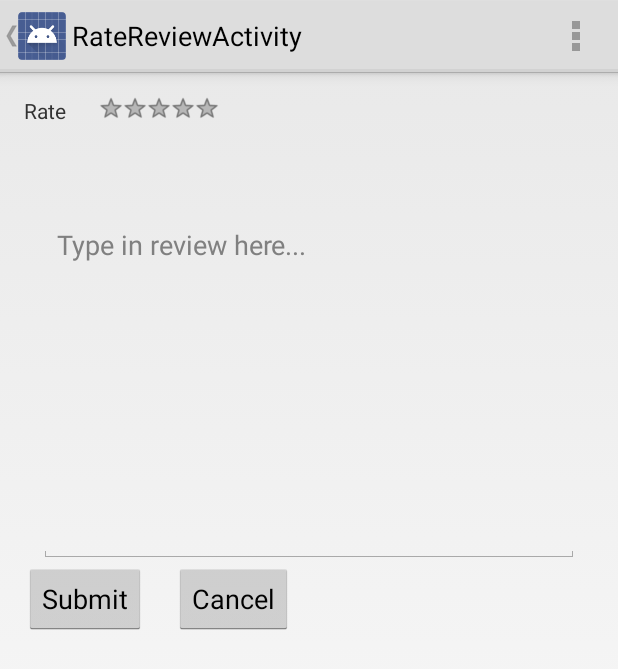
After one commit to nicklawls/Shopping, an Android app: the RateReviewActivity screen opened directly, with no data from a screen before it, on a phone screen of 412 x 824 dp. The commit adds this screen. Shown: the top 669 px of the screen. Run offline under Robolectric (Android 15) with nearby library versions, the phone set to English and light mode, and no system bars.

Commit message:
with rate and review from yvette
ALMOST DONEEEEEE

```diff
--- a/app/src/main/java/com/example/nicklawler222/shopping/MainActivity.java
+++ b/app/src/main/java/com/example/nicklawler222/shopping/MainActivity.java
@@ -299,4 +299,10 @@ public class MainActivity extends Activity {
         mDrawerToggle.onConfigurationChanged(newConfig);
     }
 
+    public void toRateReviewActivity(View view)
+    {
+        Intent i = new Intent(MainActivity.this, RateReviewActivity.class);
+        startActivity(i);
+    }
+
 }
--- a/app/src/main/java/com/example/nicklawler222/shopping/ProductFragment.java
+++ b/app/src/main/java/com/example/nicklawler222/shopping/ProductFragment.java
@@ -24,7 +24,7 @@ import java.sql.*;
  * A simple {@link Fragment} subclass.
  * Activities that contain this fragment must implement the
  * {@link ProductFragment.OnFragmentInteractionListener} interface
- * to handle interaction events.
+ * to handle   interaction events.
  * Use the {@link ProductFragment#newInstance} factory method to
  * create an instance of this fragment.
  *
--- /dev/null
+++ b/app/src/main/java/com/example/nicklawler222/shopping/RateReviewActivity.java
@@ -0,0 +1,92 @@
+package com.example.nicklawler222.shopping;
+
+import android.app.Activity;
+import android.os.Bundle;
+import android.view.Menu;
+import android.view.MenuItem;
+import android.view.View;
+import android.widget.Button;
+import android.widget.EditText;
+import android.widget.RatingBar;
+import android.widget.TextView;
+
+
+public class RateReviewActivity extends Activity {
+
+    private RatingBar ratingBar;
+    private static TextView ratingValue;             // THIS IS WHERE THE RATING IS STORED
+    private static TextView textReview;
+    private Button submitButton;
+    private Button cancelButton;
+    private static String str;                        // THIS IS WHERE THE STRING IS STORED
+
+
+    @Override
+    protected void onCreate(Bundle savedInstanceState) {
+        super.onCreate(savedInstanceState);
+        setContentView(R.layout.activity_rate_review);
+
+        addListenerOnRatingBar();
+        addListenerOnButton();
+
+    }
+
+    public void addListenerOnButton() {
+        ratingBar = (RatingBar) findViewById(R.id.rating);
+        submitButton = (Button) findViewById(R.id.submit_review);
+        cancelButton = (Button) findViewById(R.id.cancel_review);
+
+        submitButton.setOnClickListener(new View.OnClickListener() {
+            @Override
+            public void onClick(View v) {
+                textReview = (EditText) findViewById(R.id.review_post);
+                str = textReview.getText().toString();
+            }
+        });
+
+        cancelButton.setOnClickListener(new View.OnClickListener() {
+            @Override
+            public void onClick(View v) {
+                RateReviewActivity.this.finish();
+            }
+        });
+
+
+    }
+
+    public void addListenerOnRatingBar() {
+        ratingBar = (RatingBar) findViewById(R.id.rating);
+        ratingValue = (TextView) findViewById(R.id.rating_value);
+
+        ratingBar.setOnRatingBarChangeListener(new RatingBar.OnRatingBarChangeListener() {
+            @Override
+            public void onRatingChanged(RatingBar ratingBar, float rating, boolean fromUser) {
+                ratingValue.setText(String.valueOf(rating));
+            }
+        });
+
+    }
+
+
+    @Override
+    public boolean onCreateOptionsMenu(Menu menu) {
+        // Inflate the menu; this adds items to the action bar if it is present.
+        getMenuInflater().inflate(R.menu.menu_rate_review, menu);
+        return true;
+    }
+
+    @Override
+    public boolean onOptionsItemSelected(MenuItem item) {
+        // Handle action bar item clicks here. The action bar will
+        // automatically handle clicks on the Home/Up button, so long
+        // as you specify a parent activity in AndroidManifest.xml.
+        int id = item.getItemId();
+
+        //noinspection SimplifiableIfStatement
+        if (id == R.id.action_settings) {
+            return true;
+        }
+
+        return super.onOptionsItemSelected(item);
+    }
+}
--- /dev/null
+++ b/app/src/main/res/layout/activity_rate_review.xml
@@ -0,0 +1,78 @@
+<?xml version="1.0" encoding="utf-8"?>
+<LinearLayout xmlns:android="http://schemas.android.com/apk/res/android"
+    android:layout_width="fill_parent"
+    android:layout_height="fill_parent"
+    android:paddingTop="16dp"
+    android:paddingLeft="16dp"
+    android:paddingRight="16dp"
+    android:orientation="vertical" >
+
+    <RelativeLayout xmlns:android="http://schemas.android.com/apk/res/android"
+        android:layout_width="match_parent"
+        android:layout_height="50dp">
+
+        <TextView
+            android:id="@+id/rating_label"
+            android:text="@string/rate_label"
+
+            android:layout_width="wrap_content"
+            android:layout_height="wrap_content" />
+
+        <RatingBar
+            android:id="@+id/rating"
+            android:layout_marginLeft="50dp"
+            android:layout_width="wrap_content"
+            android:layout_height="wrap_content"
+            style="?android:attr/ratingBarStyleSmall"
+            android:numStars="5"
+            android:stepSize="0.5"
+            android:rating="0.0"
+            android:isIndicator="false" />
+
+        <!--<TextView-->
+        <!--android:id="@+id/rating_result_id"-->
+        <!--android:text="@string/rating_result_txt"-->
+        <!--android:layout_marginTop="50dp"-->
+        <!--android:layout_width="wrap_content"-->
+        <!--android:layout_height="wrap_content" />-->
+
+        <TextView
+            android:id="@+id/rating_value"
+            android:text=""
+            android:layout_marginLeft="150dp"
+            android:layout_width="wrap_content"
+            android:layout_height="wrap_content" />
+    </RelativeLayout>
+    <EditText
+        android:id="@+id/review_post"
+        android:hint="@string/review_box_fill"
+        android:layout_width="fill_parent"
+        android:layout_height="wrap_content"
+        android:gravity="top|left"
+        android:singleLine="false"
+        android:lines="10"
+        android:layout_marginTop="30dip"
+        android:layout_marginLeft="10dip"
+        android:layout_marginRight="10dip"/>
+
+
+    <RelativeLayout xmlns:android="http://schemas.android.com/apk/res/android"
+        android:layout_width="match_parent"
+        android:layout_height="50dp">
+        <Button
+            android:id="@+id/cancel_review"
+            android:layout_marginLeft="100dip"
+            android:layout_height="wrap_content"
+            android:layout_width="wrap_content"
+            android:text="@string/cancel" />
+        <Button
+            android:id="@+id/submit_review"
+            android:layout_height="wrap_content"
+            android:layout_width="wrap_content"
+            android:text="@string/submit" />
+        <!--android:onClick="selfDestruct" />-->
+    </RelativeLayout>
+
+
+
+</LinearLayout>
--- a/app/src/main/res/layout/fragment_category_list.xml
+++ b/app/src/main/res/layout/fragment_category_list.xml
@@ -8,12 +8,12 @@
     <ListView
         android:id="@android:id/list"
         android:layout_width="match_parent"
-        android:layout_height="match_parent" />
+        android:layout_height="match_parent"/>
 
     <TextView
         android:id="@android:id/empty"
         android:layout_width="match_parent"
         android:layout_height="match_parent"
-        android:gravity="center" />
+        android:gravity="center"/>
 
 </FrameLayout>
--- /dev/null
+++ b/app/src/main/res/menu/menu_rate_review.xml
@@ -0,0 +1,6 @@
+<menu xmlns:android="http://schemas.android.com/apk/res/android"
+    xmlns:tools="http://schemas.android.com/tools"
+    tools:context="com.example.nicklawler222.shopping.RateReviewActivity">
+    <item android:id="@+id/action_settings" android:title="@string/action_settings"
+        android:orderInCategory="100" android:showAsAction="never" />
+</menu>
--- a/app/src/main/res/values/strings.xml
+++ b/app/src/main/res/values/strings.xml
@@ -7,7 +7,7 @@
     <string name="action_settings">Settings</string>
     <string name="action_search">Web search</string>
     <string name="search_hint">Product Name</string>
-    <string name="title_activity_home"> </string>
+    <string name="title_activity_home"></string>
     <string name="title_section1">Home</string>
     <string name="title_section2">Shop by Category</string>
     <string name="title_section3">Recently Viewed</string>
@@ -45,7 +45,7 @@
         <item>@drawable/ic_video_games</item>
         <item>@drawable/ic_womens_clothing</item>
         <item>@drawable/ic_launcher</item>
-        <item>@drawable/ic_launcher</item>
+        <item>@drawable/ic_search</item>
         <item>@drawable/ic_exit</item>
     </array>
 
@@ -55,5 +55,14 @@
     <string name="title_activity_splash">Le Shoppe</string>
     <string name="title_activity_main">Le Shoppe</string>
     <string name="title_activity_search">Search</string>
+    <string name="title_activity_rate_review">RateReviewActivity</string>
 
+
+    <!--Review and Rating-->
+    <string name="rate_review_label">Rate and Review</string>
+    <string name="rate_label">Rate</string>
+    <string name="rating_result">Result: </string>
+    <string name="review_box_fill">Type in review here...</string>
+    <string name="submit">Submit</string>
+    <string name="cancel">Cancel</string>
 </resources>
```
Also changed, not shown: app/src/main/AndroidManifest.xml (+2 -8 lines), app/src/main/java/com/example/nicklawler222/shopping/HomeFragment.java (+58 -2 lines), app/src/main/res/layout/activity_search.xml (deleted, +0 -17 lines), app/src/main/res/layout/fragment_cars.xml (+13 -13 lines), app/src/main/res/layout/fragment_mens_clothing.xml (+13 -13 lines), app/src/main/res/layout/fragment_office.xml (+13 -13 lines), app/src/main/res/layout/fragment_pets.xml (+13 -13 lines), app/src/main/res/layout/fragment_video_games.xml (+13 -13 lines), app/src/main/res/layout/fragment_womens_clothing.xml (+13 -13 lines), app/src/main/res/layout/product_fragment.xml (+16 -7 lines), app/src/main/res/menu/menu_main.xml (+16 -5 lines), 1 other file.
